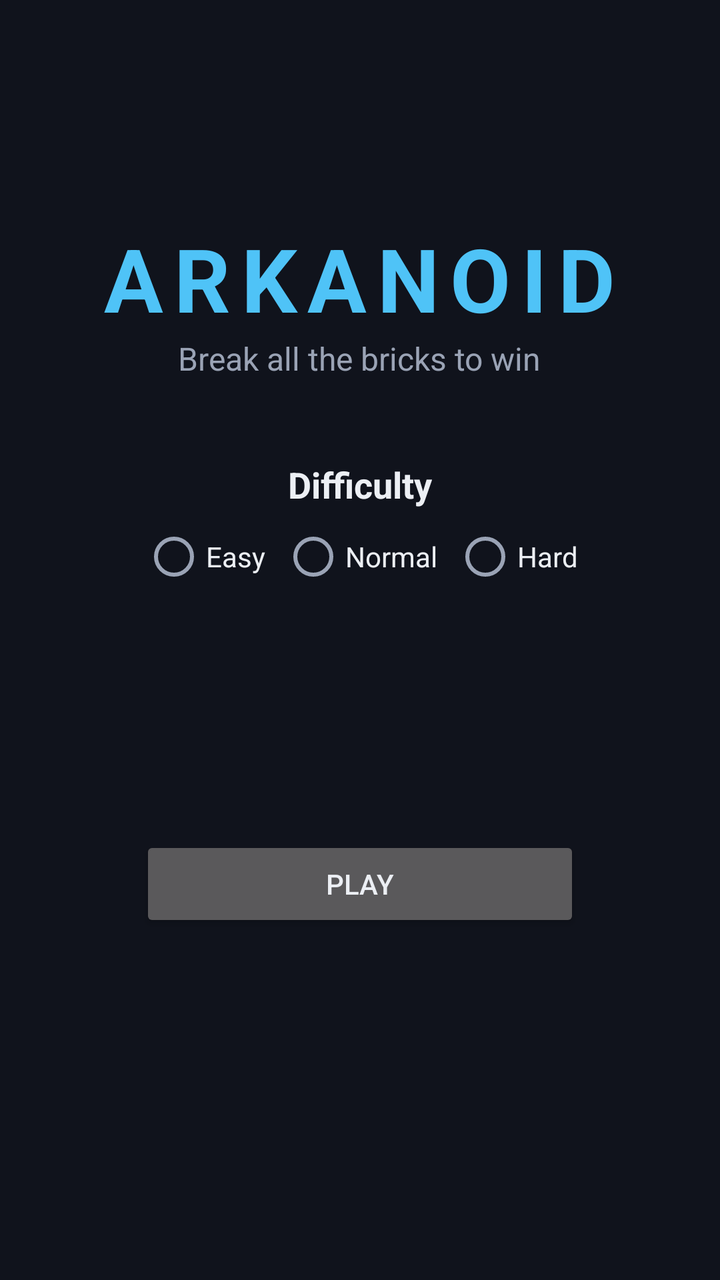
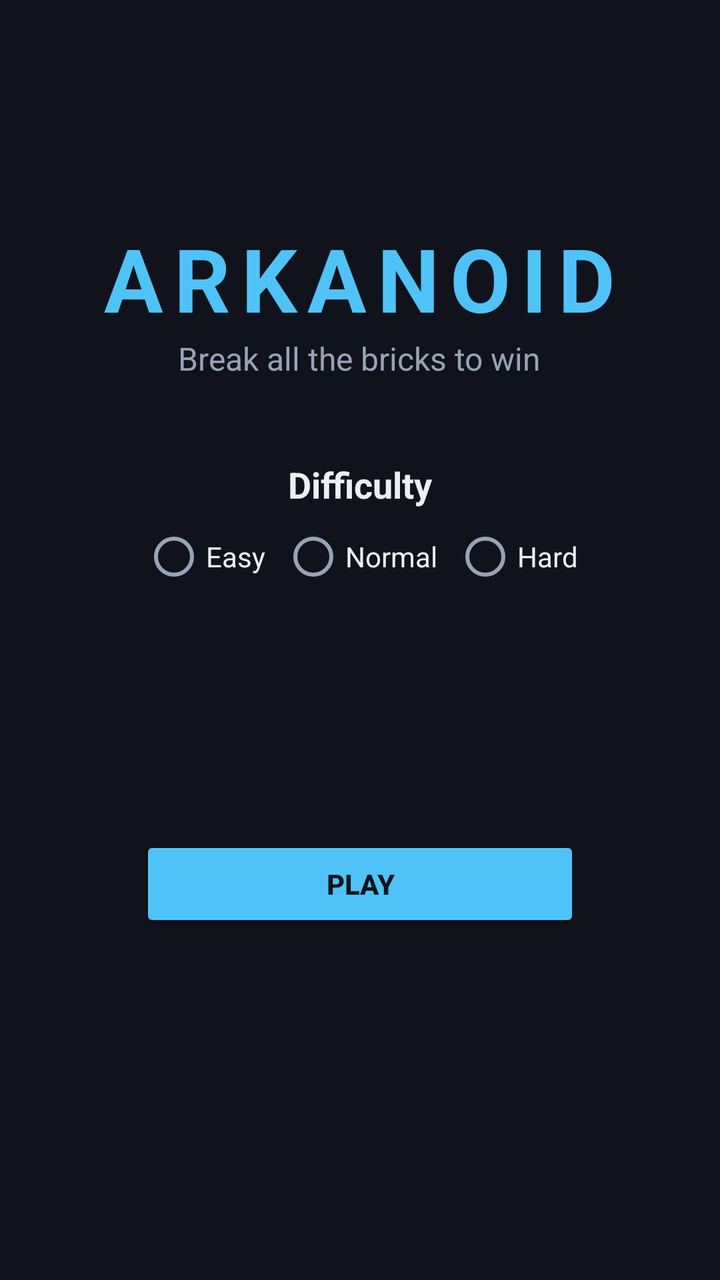

Compare the two renders of this Android layout. The source of the first and the diff that turns it into the second are given below.
<!-- AndroidManifest.xml: application theme Theme.Arkanoid -->
<!-- res/layout/activity_menu.xml -->
<?xml version="1.0" encoding="utf-8"?>
<ScrollView xmlns:android="http://schemas.android.com/apk/res/android"
    android:layout_width="match_parent"
    android:layout_height="match_parent"
    android:fillViewport="true"
    android:fitsSystemWindows="true">

    <LinearLayout
        android:layout_width="match_parent"
        android:layout_height="wrap_content"
        android:gravity="center"
        android:orientation="vertical"
        android:padding="32dp">

        <TextView
            android:layout_width="wrap_content"
            android:layout_height="wrap_content"
            android:letterSpacing="0.12"
            android:text="@string/menu_title"
            android:textColor="@color/accent"
            android:textSize="44sp"
            android:textStyle="bold" />

        <TextView
            android:layout_width="wrap_content"
            android:layout_height="wrap_content"
            android:layout_marginBottom="40dp"
            android:gravity="center"
            android:text="@string/menu_subtitle"
            android:textColor="@color/text_secondary"
            android:textSize="16sp" />

        <TextView
            android:layout_width="wrap_content"
            android:layout_height="wrap_content"
            android:text="@string/menu_difficulty"
            android:textColor="@color/text_primary"
            android:textSize="18sp"
            android:textStyle="bold" />

        <RadioGroup
            android:id="@+id/difficulty_group"
            android:layout_width="wrap_content"
            android:layout_height="wrap_content"
            android:layout_marginTop="8dp"
            android:orientation="horizontal">

            <RadioButton
                android:id="@+id/difficulty_easy"
                android:layout_width="wrap_content"
                android:layout_height="wrap_content"
                android:text="@string/difficulty_easy"
                android:textColor="@color/text_primary" />

            <RadioButton
                android:id="@+id/difficulty_normal"
                android:layout_width="wrap_content"
                android:layout_height="wrap_content"
                android:layout_marginStart="8dp"
                android:text="@string/difficulty_normal"
                android:textColor="@color/text_primary" />

            <RadioButton
                android:id="@+id/difficulty_hard"
                android:layout_width="wrap_content"
                android:layout_height="wrap_content"
                android:layout_marginStart="8dp"
                android:text="@string/difficulty_hard"
                android:textColor="@color/text_primary" />
        </RadioGroup>

        <TextView
            android:id="@+id/difficulty_description"
            android:layout_width="wrap_content"
            android:layout_height="wrap_content"
            android:layout_marginTop="8dp"
            android:gravity="center"
            android:minLines="2"
            android:textColor="@color/text_secondary"
            android:textSize="14sp" />

        <TextView
            android:id="@+id/best_score"
            android:layout_width="wrap_content"
            android:layout_height="wrap_content"
            android:layout_marginTop="24dp"
            android:textColor="@color/text_primary"
            android:textSize="18sp" />

        <Button
            android:id="@+id/play_button"
            android:layout_width="220dp"
            android:layout_height="wrap_content"
            android:layout_marginTop="32dp"
            android:text="@string/menu_play" />

        <Button
            android:id="@+id/language_button"
            style="@android:style/Widget.Material.Button.Borderless.Colored"
            android:layout_width="wrap_content"
            android:layout_height="wrap_content"
            android:layout_marginTop="16dp" />
    </LinearLayout>
</ScrollView>
<!-- resources referenced by this layout -->
<resources>
  <color name="accent">#FF4FC3F7</color>
  <color name="text_primary">#FFECEFF4</color>
  <color name="text_secondary">#FF9AA3B5</color>
  <string name="difficulty_easy">Easy</string>
  <string name="difficulty_hard">Hard</string>
  <string name="difficulty_normal">Normal</string>
  <string name="menu_difficulty">Difficulty</string>
  <string name="menu_play">Play</string>
  <string name="menu_subtitle">Break all the bricks to win</string>
  <string name="menu_title">ARKANOID</string>
  <style name="Theme.Arkanoid" parent="android:Theme.Material.NoActionBar">
          <item name="android:colorPrimary">@color/surface</item>
          <item name="android:colorAccent">@color/accent</item>
          <item name="android:windowBackground">@color/background</item>
          <item name="android:textColorPrimary">@color/text_primary</item>
          <item name="android:textColorSecondary">@color/text_secondary</item>
      </style>
  <color name="surface">#FF1C2130</color>
  <color name="background">#FF10131C</color>
</resources>

<!-- the commit's change to res/layout/activity_menu.xml (unified diff, before → after) -->
@@ -92,7 +92,10 @@
             android:layout_width="220dp"
             android:layout_height="wrap_content"
             android:layout_marginTop="32dp"
-            android:text="@string/menu_play" />
+            android:backgroundTint="@color/accent"
+            android:text="@string/menu_play"
+            android:textColor="@color/background"
+            android:textStyle="bold" />
 
         <Button
             android:id="@+id/language_button"
